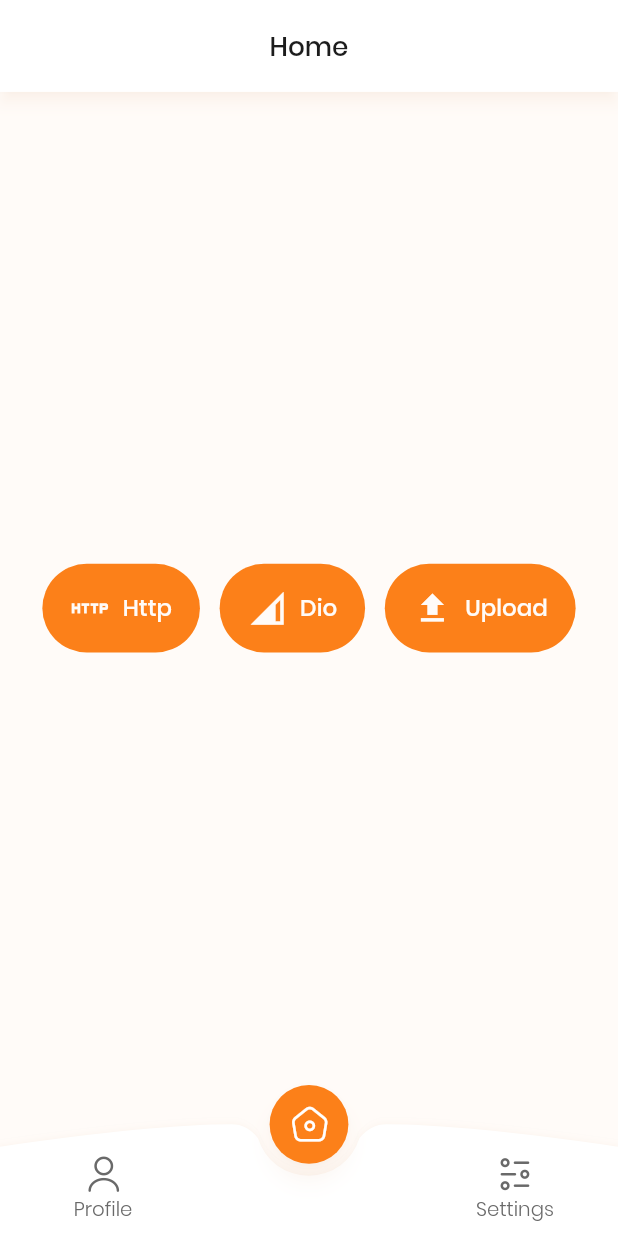
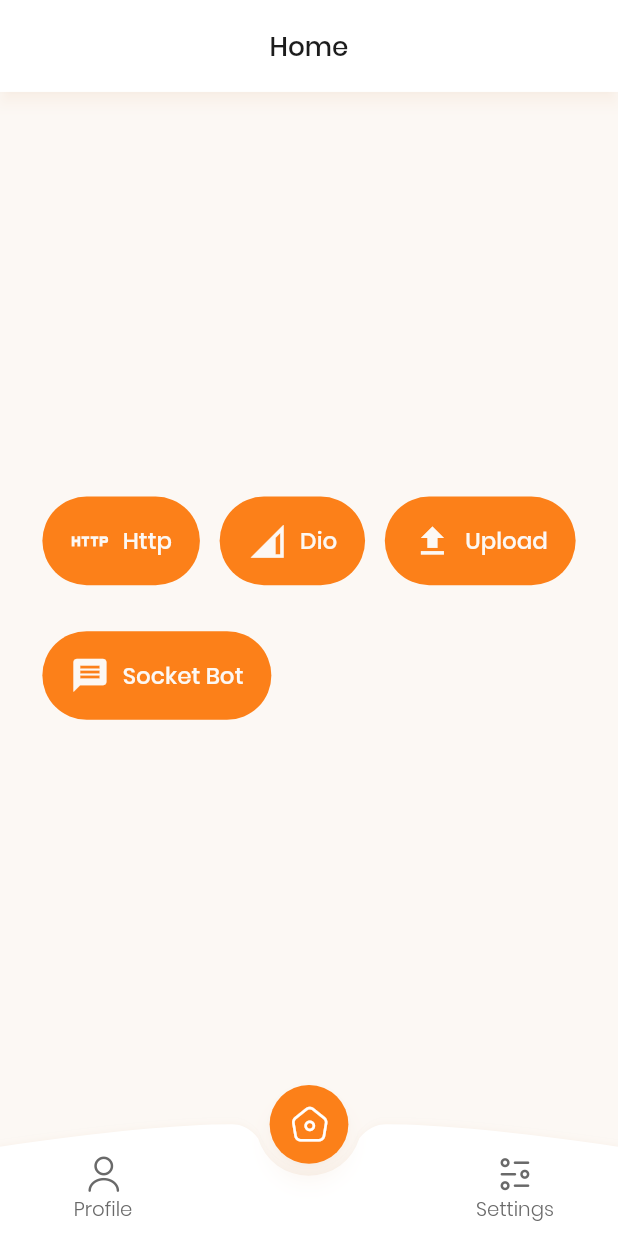
Before and after one commit to rihansr/flutter_boilerplate, a Flutter app: the screen it shows after launch, on a phone screen of 412 x 824 dp. Run offline on Flutter 3.47's test engine with Material 2 defaults, Android fonts, the phone set to English and light mode, and no system bars; our stand-ins replace badges, cached_network_image, carousel_slider, dio, file_picker, flutter_spinkit and 14 more; missing offline and left inert: dio_http_cache, encrypt, flutter_sslcommerz; generated files the repository leaves out were written again.

Commit message:
Socket chat implemetation done, Pakcages upgrade

```diff
--- a/lib/controllers/home_viewmodel.dart
+++ b/lib/controllers/home_viewmodel.dart
@@ -46,7 +46,7 @@ class HomeViewModel extends BaseViewModel {
   }
 
   uploadFile() async {
-    await extension.pickPhoto(ImageSource.gallery).then((file) async {
+    await extension.pickPhoto(ImageSource.camera).then((file) async {
       if (file.existsSync()) {
         api
             .invoke(
--- a/lib/l10n/app_bn.arb
+++ b/lib/l10n/app_bn.arb
@@ -152,5 +152,7 @@
   "light": "লাইট মোড",
   "location": "লোকেশন",
   "searchLocation": "সার্চ লোকেশন",
-  "searchYourLocation": "আপনার লোকেশন সার্চ করুন"
+  "searchYourLocation": "আপনার লোকেশন সার্চ করুন",
+  "writeMessage": "বার্তা লিখুন...",
+  "socketBot": "সকেট বট"
 }
--- a/lib/l10n/app_en.arb
+++ b/lib/l10n/app_en.arb
@@ -152,5 +152,7 @@
   "light": "Light Mode",
   "location": "Location",
   "searchLocation": "Search Location",
-  "searchYourLocation": "Search your location"
+  "searchYourLocation": "Search your location",
+  "writeMessage": "Write message...",
+  "socketBot": "Socket Bot"
 }
--- a/lib/routes/route_generator.dart
+++ b/lib/routes/route_generator.dart
@@ -1,18 +1,13 @@
 import 'package:flutter/material.dart';
+import 'routes.dart';
+import '../views/chat_view.dart';
 import '../views/dashboard_view.dart';
-import 'routes.dart';
 
 class RouterCustom {
   static Route<dynamic> generateRoute(RouteSettings settings) {
     //final args = settings.arguments;
 
     switch (settings.name) {
-      /* case Routes.splash:
-        return MaterialPageRoute(
-          builder: (_) => const IntroView(),
-          settings: const RouteSettings(name: Routes.splash),
-        ); */
-
       case Routes.dashboard:
         return PageRouteBuilder(
           pageBuilder: (context, animation, secondaryAnimation) =>
@@ -20,6 +15,12 @@ class RouterCustom {
           transitionsBuilder: (context, animation, secondaryAnimation, child) =>
               FadeTransition(opacity: animation, child: child),
           settings: const RouteSettings(name: Routes.dashboard),
+        );
+
+      case Routes.chat:
+        return MaterialPageRoute(
+          builder: (_) => const ChatView(),
+          settings: const RouteSettings(name: Routes.chat),
         );
 
       default:
--- a/lib/routes/routes.dart
+++ b/lib/routes/routes.dart
@@ -2,4 +2,5 @@ abstract class Routes {
   Routes._();
 
   static const String dashboard = "dashboardView";
+  static const String chat = "chatView";
 }
--- a/lib/shared/colors.dart
+++ b/lib/shared/colors.dart
@@ -12,8 +12,10 @@ class ColorPalette {
   Color onSecondary;
   Color scaffold;
   Color background;
+  Color onBackground;
   Color card;
   Color shadow;
+  Color onShadow;
   Color buttonText;
   Color icon;
   Color focus;
@@ -33,8 +35,10 @@ class ColorPalette {
     required this.onSecondary,
     required this.scaffold,
     required this.background,
+    required this.onBackground,
     required this.card,
     required this.shadow,
+    required this.onShadow,
     required this.buttonText,
     required this.icon,
     required this.focus,
@@ -50,13 +54,15 @@ class ColorPalette {
         primary: const Color(0xFFFC8019),
         onPrimary: const Color(0xFFEEA734),
         primaryLight: const Color(0xFF1C1C1C),
-        primaryDark: const Color(0xFFFFFFFF),
+        primaryDark: const Color(0xFF1C1C1C),
         secondary: const Color(0xFF8FB404),
         onSecondary: const Color(0xFFFAE5C2),
         scaffold: const Color(0xFF2B2B2B),
         background: const Color(0xFF1C1C1C),
+        onBackground: const Color(0xFFF1F1F1),
         card: const Color(0xFF1C1C1C),
         shadow: const Color(0x1AFC8019),
+        onShadow: const Color(0x19FFFFFF),
         buttonText: const Color(0xFFFFFFFF),
         icon: const Color(0xFFFFFFFF),
         focus: const Color(0xFFFFF2E8),
@@ -74,11 +80,13 @@ class ColorPalette {
         primaryLight: const Color(0xFFFFFFFF),
         primaryDark: const Color(0xFF1C1C1C),
         secondary: const Color(0xFF8FB404),
-        onSecondary: const Color(0xFFFAE5C2),
-        scaffold: const Color(0xFFFFFBF8),
+        onSecondary: const Color(0xFFFFF2E8),
+        scaffold: const Color(0xFFFCF8F4),
         background: const Color(0xFFFFFFFF),
+        onBackground: const Color(0xFFF1F1F1),
         card: const Color(0xFFFFFFFF),
         shadow: const Color(0x1AFC8019),
+        onShadow: const Color(0x19000000),
         buttonText: const Color(0xFFFFFFFF),
         icon: const Color(0xFF1C1B1B),
         focus: const Color(0xFFFFF2E8),
--- a/lib/views/tab/home_view.dart
+++ b/lib/views/tab/home_view.dart
@@ -1,8 +1,10 @@
 import 'package:flutter/material.dart';
+import '../components/custom_button.dart';
+import '../../services/navigation_service.dart';
 import '../../controllers/home_viewmodel.dart';
+import '../../routes/routes.dart';
 import '../../shared/strings.dart';
 import '../../widgets/base_widget.dart';
-import '../components/custom_button.dart';
 
 class HomeView extends StatelessWidget {
   const HomeView({Key? key}) : super(key: key);
@@ -11,8 +13,7 @@ class HomeView extends StatelessWidget {
   Widget build(BuildContext context) {
     return BaseWidget<HomeViewModel>(
         model: HomeViewModel(context),
-        builder: (context, controller, child)  =>
-         Wrap(
+        builder: (context, controller, child) => Wrap(
               spacing: 12,
               runSpacing: 12,
               children: [
@@ -41,9 +42,12 @@ class HomeView extends StatelessWidget {
                     icon: Icons.download,
                     onPressed: () => controller.downloadFile(),
                   ),
+                CustomButton(
+                  label: string(context).socketBot,
+                  icon: Icons.message,
+                  onPressed: () => context.push(Routes.chat),
+                ),
               ],
-
-         )
-    );
+            ));
   }
 }
--- a/lib/widgets/input_field_widget.dart
+++ b/lib/widgets/input_field_widget.dart
@@ -25,6 +25,7 @@ class InputField extends StatelessWidget {
   final bool obscureText;
   final TextAlign textAlign;
   final int? maxCharacters;
+  final int? minLines;
   final int maxLines;
   final Widget? prefixIcon;
   final Widget? suffixIcon;
@@ -73,6 +74,7 @@ class InputField extends StatelessWidget {
     this.subtitleSpacing = const EdgeInsets.only(bottom: 8),
     this.obscureText = false,
     this.textAlign = TextAlign.start,
+    this.minLines = 1,
     this.maxLines = 1,
     this.suffixIcon,
     this.typeable = true,
@@ -180,6 +182,7 @@ class InputField extends StatelessWidget {
             keyboardType: keyboardType,
             textAlign: textAlign,
             obscureText: obscureText,
+            minLines: minLines,
             maxLines: maxLines,
             style: (textStyle ?? theme.textTheme.bodyText1)?.copyWith(
               color: fontColor,
```
Also changed, not shown: lib/controllers/chat_viewmodel.dart (added, +25 -0 lines), lib/views/chat_view.dart (added, +53 -0 lines), pubspec.yaml (+11 -10 lines), pubspec.lock, 1 other file. Lines whose indentation alone changed are shown as unchanged.
